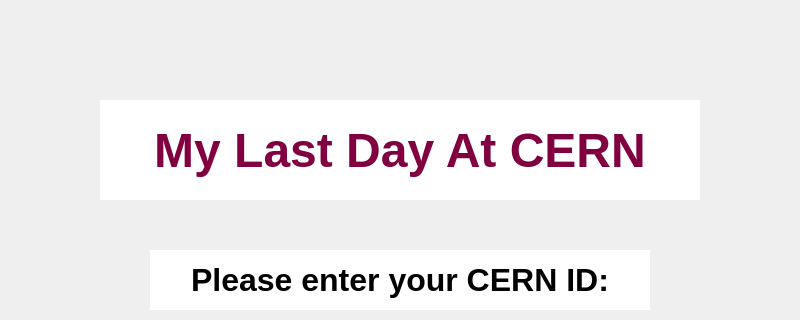
The window that Webfest QT/windows/main_window.ui (gluoNNet/MyLastDayAtCERN) describes before a commit, drawn with Qt 5; both pictures show x 0 to 800 and y 0 to 320 of the 800 by 600 pixel window.
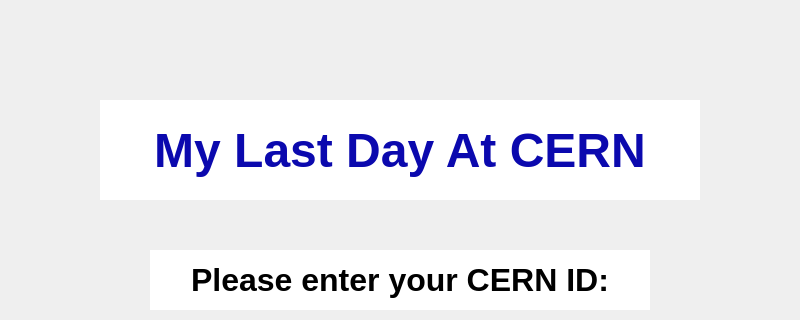
The same window after the commit.

Patch:
```diff
--- a/Webfest QT/windows/main_window.ui
+++ b/Webfest QT/windows/main_window.ui
@@ -138,9 +138,9 @@
        <colorrole role="WindowText">
         <brush brushstyle="SolidPattern">
          <color alpha="255">
-          <red>128</red>
-          <green>0</green>
-          <blue>64</blue>
+          <red>11</red>
+          <green>9</green>
+          <blue>174</blue>
          </color>
         </brush>
        </colorrole>
@@ -167,9 +167,9 @@
        <colorrole role="WindowText">
         <brush brushstyle="SolidPattern">
          <color alpha="255">
-          <red>128</red>
-          <green>0</green>
-          <blue>64</blue>
+          <red>11</red>
+          <green>9</green>
+          <blue>174</blue>
          </color>
         </brush>
        </colorrole>
```
